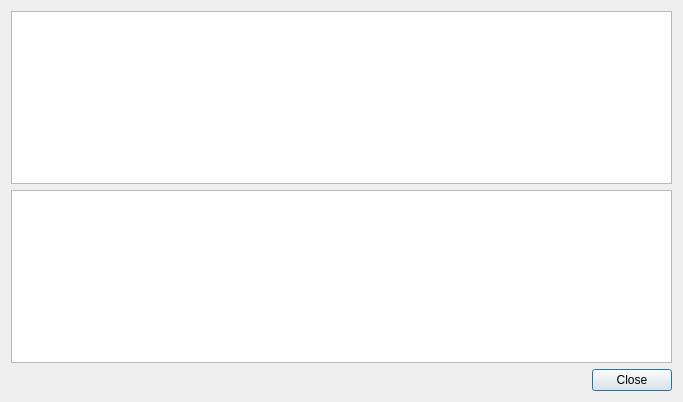
Old version of the form src/qt/forms/transactiondescdialog.ui in the repository mceme/ImageCoin.
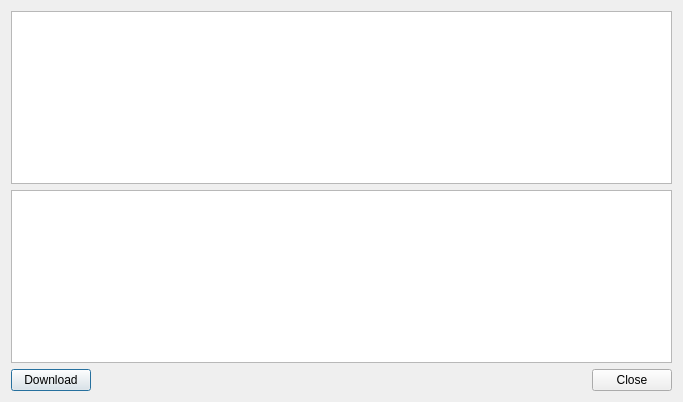
New version of the form.

```diff
--- a/src/qt/forms/transactiondescdialog.ui
+++ b/src/qt/forms/transactiondescdialog.ui
@@ -35,7 +35,52 @@
     </widget>
    </item>
    <item>
+    <layout class="QHBoxLayout" name="horizontalLayout">
+     <property name="leftMargin">
+      <number>0</number>
+     </property>
+     <property name="rightMargin">
+      <number>0</number>
+     </property>
+     <item>
+      <widget class="QPushButton" name="DownloadButton">
+       <property name="enabled">
+        <bool>true</bool>
+       </property>
+       <property name="maximumSize">
+        <size>
+         <width>80</width>
+         <height>16777215</height>
+        </size>
+       </property>
+       <property name="layoutDirection">
+        <enum>Qt::LeftToRight</enum>
+       </property>
+       <property name="styleSheet">
+        <string notr="true"/>
+       </property>
+       <property name="text">
+        <string>Download</string>
+       </property>
+      </widget>
+     </item>
+     <item>
     <widget class="QDialogButtonBox" name="buttonBox">
+       <property name="maximumSize">
+        <size>
+         <width>16777215</width>
+         <height>16777215</height>
+        </size>
+       </property>
+       <property name="layoutDirection">
+        <enum>Qt::LeftToRight</enum>
+       </property>
+       <property name="autoFillBackground">
+        <bool>false</bool>
+       </property>
+       <property name="styleSheet">
+        <string notr="true"/>
+       </property>
      <property name="orientation">
       <enum>Qt::Horizontal</enum>
      </property>
@@ -43,6 +88,8 @@
       <set>QDialogButtonBox::Close</set>
      </property>
     </widget>
+     </item>
+    </layout>
    </item>
   </layout>
  </widget>
```
Lines whose indentation alone changed are shown as unchanged.
